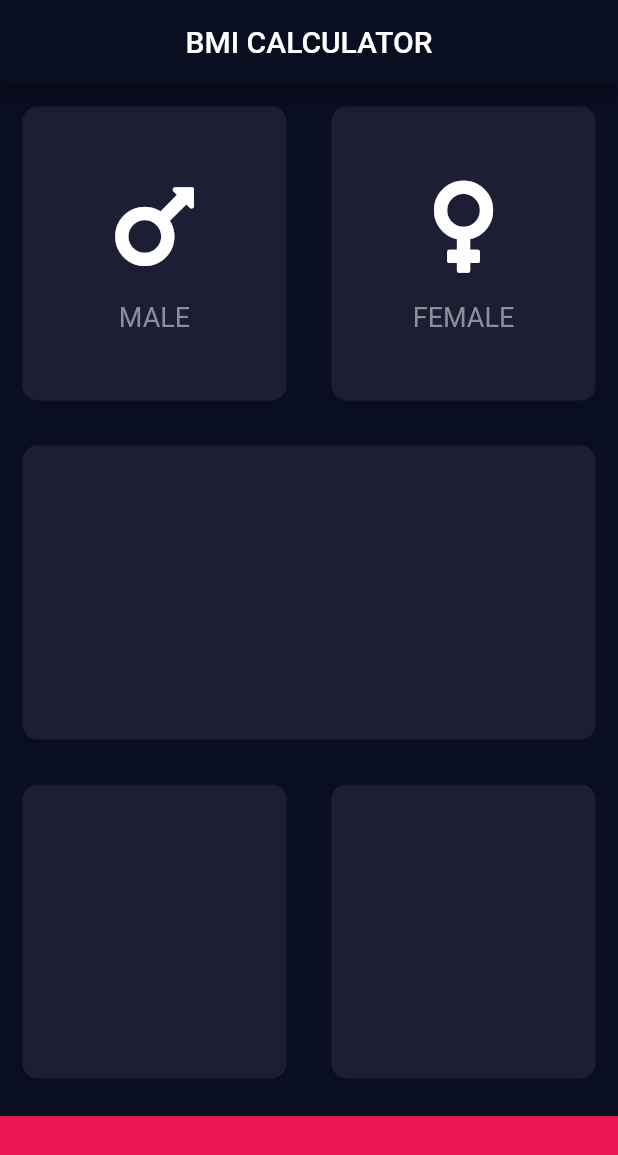
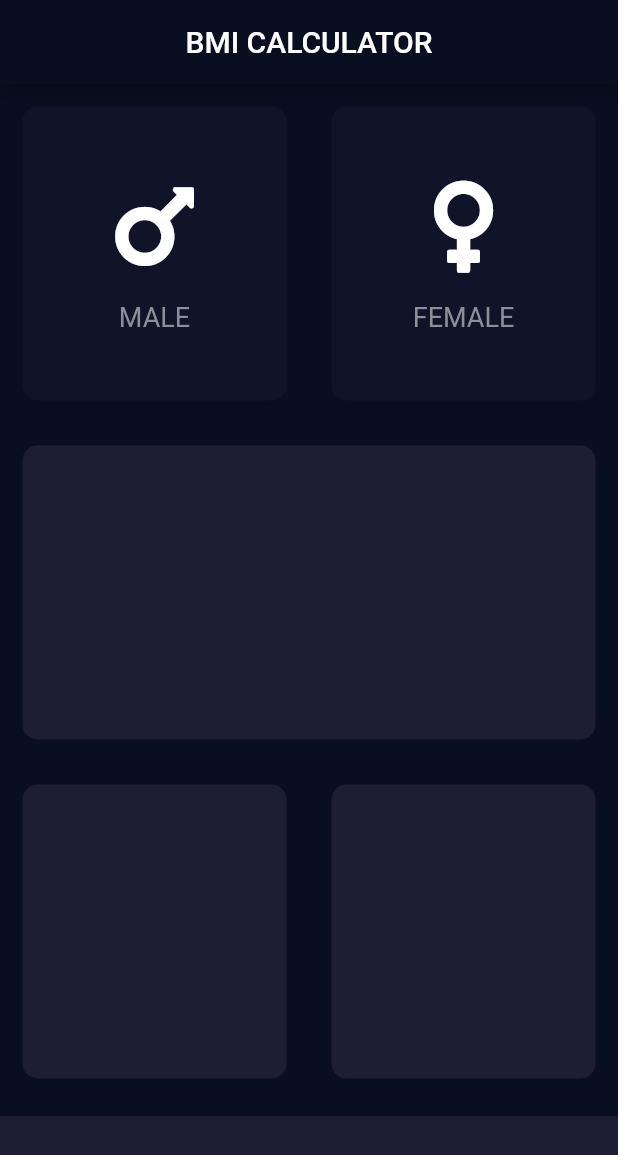
Before and after one commit to flywerk/bmi_calc, a Flutter app: the screen it shows after launch, on a phone screen of 412 x 824 dp. Shown: the top 1155 px of the screen. Run offline on Flutter 3.47's test engine with Material 2 defaults, Android fonts, the phone set to English and light mode, and no system bars; our stand-ins replace font_awesome_flutter.

Commit message:
implement update card color(male,female)

```diff
--- a/lib/input_page.dart
+++ b/lib/input_page.dart
@@ -5,6 +5,8 @@ import 'icon_content.dart';
 import 'reusable_card.dart';
 
 const bottomContainerHeight = 80.0;
+const activeCardColor = Color(0xFF1D1E33);
+const inactiveCardColor = Color(0xFF111328);
 
 class InputPage extends StatefulWidget {
   @override
@@ -12,6 +14,28 @@ class InputPage extends StatefulWidget {
 }
 
 class _InputPageState extends State<InputPage> {
+
+  Color maleCardColour = inactiveCardColor;
+  Color femaleCardColour = inactiveCardColor;
+
+  void updateColor (int gender)  { // 1 = male; 2 = female
+    if (gender == 1) { // male card pressed
+      if (maleCardColour == inactiveCardColor) {
+        maleCardColour = activeCardColor;
+        femaleCardColour = inactiveCardColor;
+      } else {
+        maleCardColour = inactiveCardColor;
+      }
+    }
+    if (gender == 2) { // female card pressed
+      if (femaleCardColour == inactiveCardColor) {
+        femaleCardColour = activeCardColor;
+        maleCardColour = inactiveCardColor;
+      } else {
+        femaleCardColour = inactiveCardColor;
+      }
+    }
+  }
 
   @override
   Widget build(BuildContext context) {
@@ -24,31 +48,45 @@ class _InputPageState extends State<InputPage> {
         children: [
           Expanded(child: Row(
             children: [
-              Expanded(child: ReusableCard(
-              colour: Color(0xff1D1E33),
-                cardChild: IconContent(icon: FontAwesomeIcons.mars, label: "MALE"),
-      ),),
-              Expanded(child: ReusableCard(
-              colour: Color(0xff1D1E33),
-                cardChild: IconContent(icon: FontAwesomeIcons.venus, label: "FEMALE"),
-    ),),
+              Expanded(child: GestureDetector(
+                onTap: () {
+                  setState(() {
+                    updateColor(1);
+                  });
+                },
+                child: ReusableCard(
+                colour: maleCardColour,
+                  cardChild: IconContent(icon: FontAwesomeIcons.mars, label: "MALE"),
+      ),
+              ),),
+              Expanded(child: GestureDetector(
+                onTap: () {
+                  setState(() {
+                    updateColor(2);
+                  });
+                },
+                child: ReusableCard(
+                colour: femaleCardColour,
+                  cardChild: IconContent(icon: FontAwesomeIcons.venus, label: "FEMALE"),
+    ),
+              ),),
             ],
           )),
           Expanded (child: ReusableCard(
-              colour: Color(0xff1D1E33),
+              colour: activeCardColor,
     ),),
           Expanded (child: Row(
             children: [
               Expanded(child: ReusableCard(
-              colour: Color(0xff1D1E33),
+              colour: activeCardColor,
               ),),
               Expanded(child: ReusableCard(
-              colour: Color(0xff1D1E33),
+              colour: activeCardColor,
     ),),],
             ),
           ),
           Container(
-            color: Color(0xFFEB1555),
+            color: activeCardColor,
             margin: EdgeInsets.only(top: 10),
             width: double.infinity,
             height: bottomContainerHeight,
```
